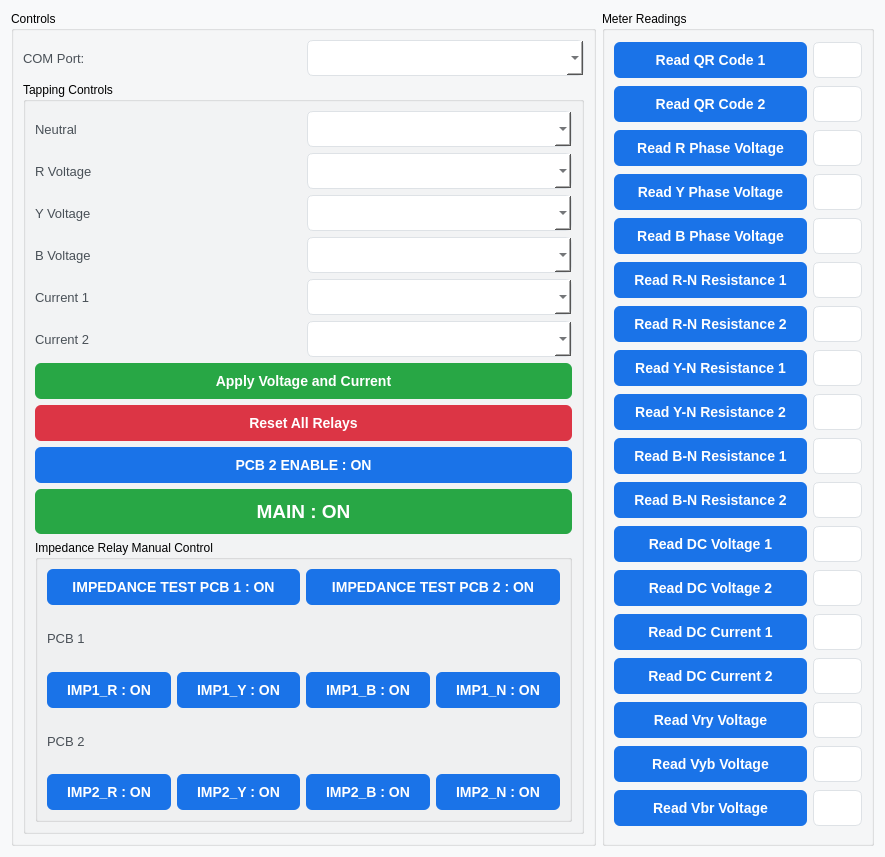
Old version of the form src/ui/forms/debug.ui in the repository SuryaPrasathB/Comminent-PCB-Tester.
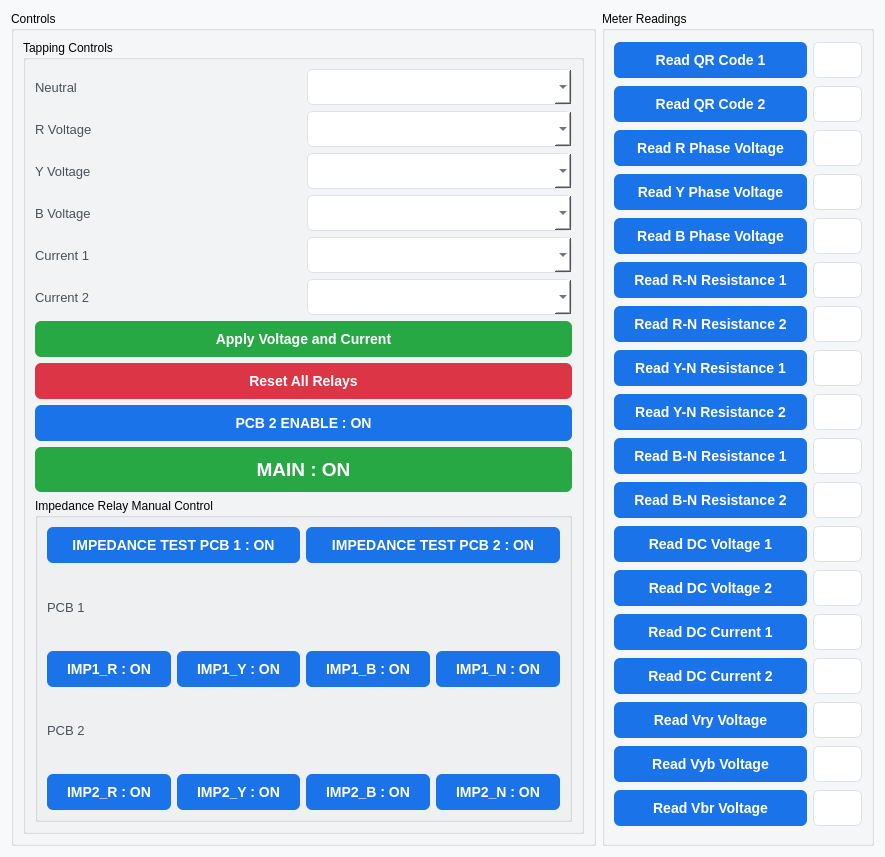
New version of the form.

The edit to the form file:
```diff
--- a/src/ui/forms/debug.ui
+++ b/src/ui/forms/debug.ui
@@ -67,20 +67,6 @@
         <string>Controls</string>
        </property>
        <layout class="QVBoxLayout" name="verticalLayout_Controls">
-        <item>
-         <layout class="QHBoxLayout" name="horizontalLayout_COM">
-          <item>
-           <widget class="QLabel" name="label">
-            <property name="text">
-             <string>COM Port:</string>
-            </property>
-           </widget>
-          </item>
-          <item>
-           <widget class="QComboBox" name="comboBox_comPorts"/>
-          </item>
-         </layout>
-        </item>
         <item>
          <widget class="QGroupBox" name="groupBox_Tapping">
           <property name="title">
```
